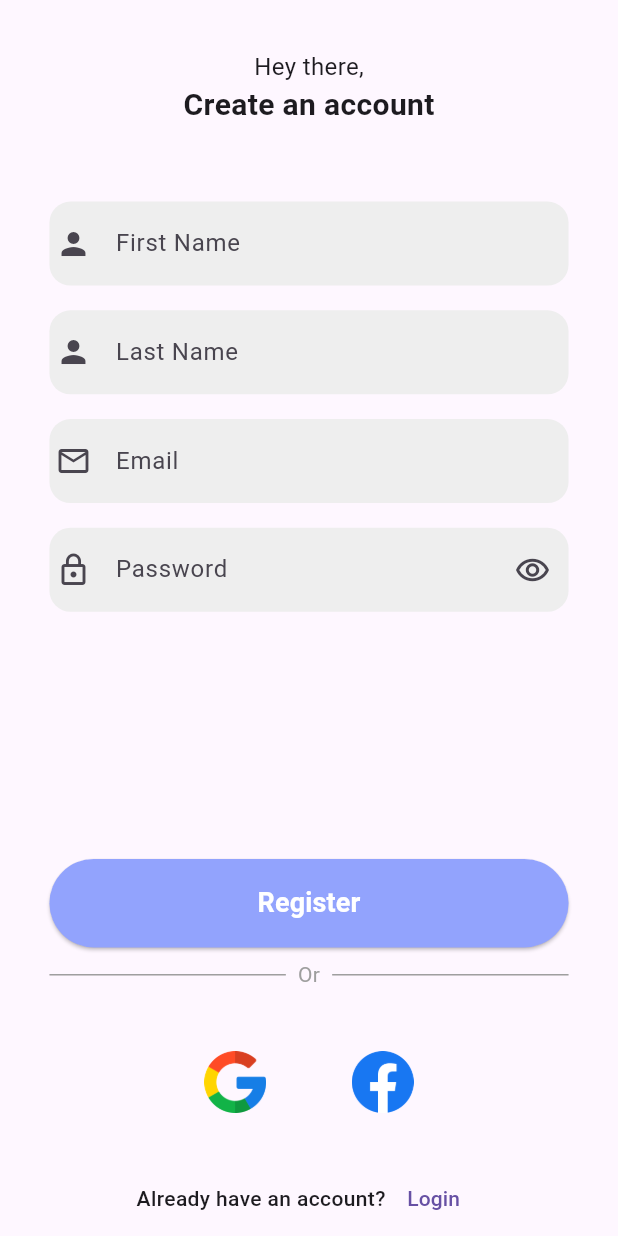
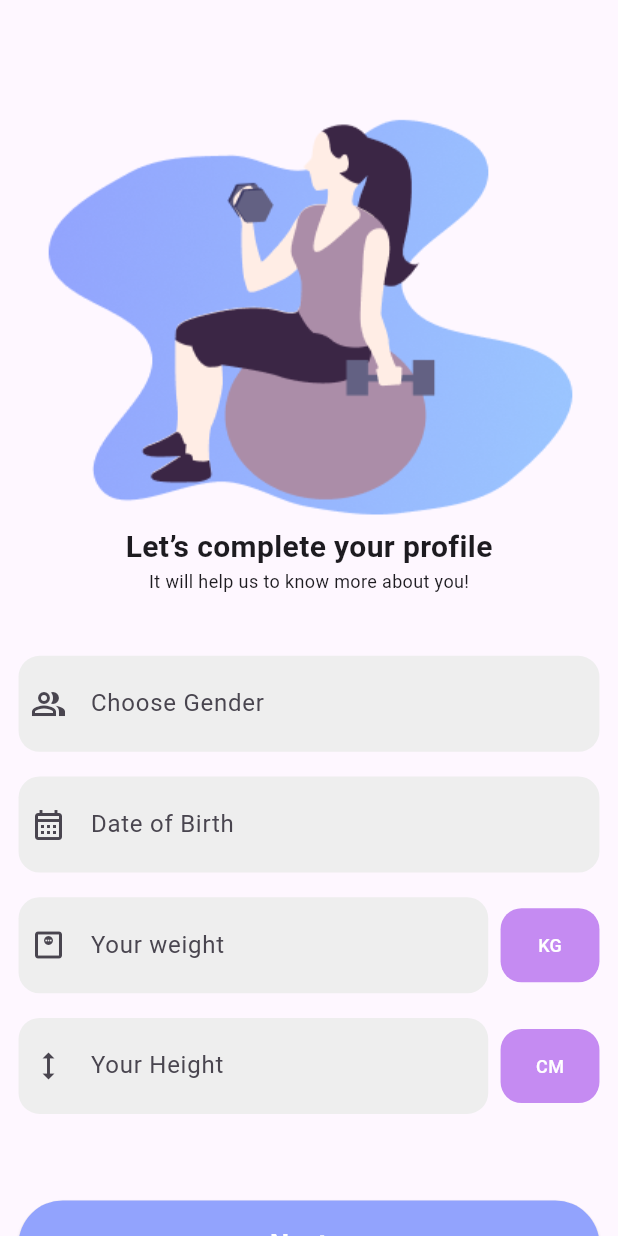
Before and after one commit to husseiiin258/Gym_app, a Flutter app: the OnboardingSecond screen opened directly, after a tap on the "arrow right" icon, after a tap on "Login", on a phone screen of 412 x 824 dp. Run offline on Flutter 3.47's test engine with Material 3 defaults, Android fonts, the phone set to English and light mode, and no system bars.

Commit message:
personal information

```diff
--- a/lib/main.dart
+++ b/lib/main.dart
@@ -1,7 +1,4 @@
 import 'package:flutter/material.dart';
-import 'package:gym_app/views/Login/login_page.dart';
-import 'package:gym_app/views/Onboarding/onbaording_one.dart';
-import 'package:gym_app/views/Onboarding/onboarding_two.dart';
 import 'package:gym_app/views/splash_screen/splash_screen.dart';
 
 void main() {
@@ -14,7 +11,7 @@ class MyApp extends StatelessWidget {
   // This widget is the root of your application.
   @override
   Widget build(BuildContext context) {
-    return MaterialApp(
+    return const MaterialApp(
       debugShowCheckedModeBanner: false,
       home: SplashScreen(),
     );
--- a/lib/views/Login/login_page.dart
+++ b/lib/views/Login/login_page.dart
@@ -1,98 +1,10 @@
 import 'package:flutter/material.dart';
-import 'package:gym_app/views/Login/components/email_textFormField_login_page.dart';
-import 'package:gym_app/views/Login/components/first_name_textFormField_login_page.dart';
-import 'package:gym_app/views/Login/components/last_name_textFormField_login_page.dart';
-import 'package:gym_app/views/Login/components/password_textFormField_login_page.dart';
-import 'package:gym_app/views/Login/components/register_button_login_page.dart';
-import 'package:gym_app/views/Login/components/social_media_buttons_login_page.dart';
 
 class LoginPage extends StatelessWidget {
   const LoginPage({super.key});
 
   @override
   Widget build(BuildContext context) {
-    double height = MediaQuery.sizeOf(context).height;
-    double width = MediaQuery.sizeOf(context).width;
-    return SafeArea(
-      child: Scaffold(
-        body: Padding(
-          padding: EdgeInsets.only(
-              top: height * .04, left: width * .08, right: width * .08),
-          child: Column(
-            children: [
-              const Row(
-                mainAxisAlignment: MainAxisAlignment.center,
-                children: [
-                  Text(
-                    "Hey there,",
-                    style: TextStyle(fontSize: 16),
-                  )
-                ],
-              ),
-              const Row(
-                mainAxisAlignment: MainAxisAlignment.center,
-                children: [
-                  Text(
-                    "Create an account",
-                    style: TextStyle(fontSize: 20, fontWeight: FontWeight.w700),
-                  )
-                ],
-              ),
-              SizedBox(
-                height: height * .06,
-              ),
-              const FirstNameTextformfieldLoginPage(),
-              SizedBox(
-                height: height * .02,
-              ),
-              const LastNameTextformfieldLoginPage(),
-              SizedBox(
-                height: height * .02,
-              ),
-              const EmailTextformfieldLoginPage(),
-              SizedBox(
-                height: height * .02,
-              ),
-              const PasswordTextformfieldLoginPage(),
-              SizedBox(
-                height: height * .2,
-              ),
-              const RegisterButtonLoginPage(),
-              SizedBox(height: height*.01,),
-              const Row(
-                children: [
-                  Expanded(
-                    child: Divider(
-                      color: Colors.grey,
-                      thickness: 1.0,
-                    ),
-                  ),
-                  Padding(
-                    padding:  EdgeInsets.symmetric(horizontal: 8.0),
-                    child: Text("Or",style: TextStyle(color: Colors.grey),),
-                  ),
-                  Expanded(
-                    child: Divider(
-                      color: Colors.grey,
-                      thickness: 1.0,
-                    ),
-                  ),
-                ],
-              ),
-              SizedBox(height: height*.04,),
-              const SocialMediaButtonsLoginPage(),
-              SizedBox(height: height*.03,),
-              Row(
-                mainAxisAlignment: MainAxisAlignment.center,
-                children: [
-                  const Text("Already have an account?",style: TextStyle(fontSize: 14,fontWeight: FontWeight.w500),),
-                  TextButton(onPressed: (){}, child: const Text("Login")),
-                ],
-              )
-            ],
-          ),
-        ),
-      ),
-    );
+    return SafeArea(child: Scaffold());
   }
 }
--- a/lib/views/Onboarding/onbaording_one.dart
+++ b/lib/views/Onboarding/onbaording_one.dart
@@ -1,8 +1,6 @@
 
 
 import 'package:flutter/material.dart';
-
-import 'package:flutter/services.dart';
 import 'package:gym_app/views/Onboarding/onboarding_two.dart';
 
 
--- a/lib/views/Onboarding/onboarding_two.dart
+++ b/lib/views/Onboarding/onboarding_two.dart
@@ -3,7 +3,7 @@
 import 'package:flutter/material.dart';
 
 
-import '../Login/login_page.dart';
+import '../createaccount/create_account_page.dart';
 
 
 
@@ -20,7 +20,7 @@ class OnboardingSecond extends StatelessWidget {
     return Scaffold(
       floatingActionButton: FloatingActionButton(
         onPressed: () {
-          Navigator.pushReplacement(context, MaterialPageRoute(builder: (context) => const LoginPage()));
+          Navigator.pushReplacement(context, MaterialPageRoute(builder: (context) => const CreateAccountPage()));
         },
 
         backgroundColor: const Color(0xff92A3FD),
--- /dev/null
+++ b/lib/views/complete_profile/complete_profile_page.dart
@@ -0,0 +1,234 @@
+import 'package:flutter/material.dart';
+import 'package:gym_app/views/Login/login_page.dart';
+
+class CompleteProfilePage extends StatelessWidget {
+  CompleteProfilePage({super.key});
+  TextEditingController textEditingController = TextEditingController();
+  String gender = "";
+
+  @override
+  Widget build(BuildContext context) {
+    double width = MediaQuery.sizeOf(context).width;
+    double height = MediaQuery.sizeOf(context).height;
+    return SafeArea(
+      child: Scaffold(
+        body: SingleChildScrollView(
+          child: Column(
+            children: [
+              Row(
+                mainAxisAlignment: MainAxisAlignment.center,
+                children: [
+                  Image.asset(
+                    "assets/images/completeprofile.png",
+                  )
+                ],
+              ),
+              const Row(
+                mainAxisAlignment: MainAxisAlignment.center,
+                children: [
+                  Text(
+                    "Let’s complete your profile",
+                    style: TextStyle(fontSize: 20, fontWeight: FontWeight.bold),
+                  )
+                ],
+              ),
+              const Row(
+                mainAxisAlignment: MainAxisAlignment.center,
+                children: [
+                  Text(
+                    "It will help us to know more about you!",
+                    style: TextStyle(fontSize: 12, fontWeight: FontWeight.w400),
+                  )
+                ],
+              ),
+              SizedBox(
+                height: height * .05,
+              ),
+              Padding(
+                padding: EdgeInsets.only(left: width * .03, right: width * .03),
+                child: Column(
+                  children: [
+                    Container(
+                      decoration: BoxDecoration(
+                          color: Colors.grey[200],
+                          borderRadius: BorderRadius.circular(14)),
+                      child: Padding(
+                        padding: const EdgeInsets.all(8.0),
+                        child: TextFormField(
+                          controller: textEditingController,
+                          decoration: const InputDecoration(
+                              border: InputBorder.none,
+                              icon: Icon(Icons.people_alt_outlined),
+                              hintText: "Choose Gender"),
+                          readOnly: true,
+                          onTap: () {
+                            showModalBottomSheet(
+                              context: context,
+                              builder: (BuildContext context) {
+                                return ListView(
+                                  children: <Widget>[
+                                    ListTile(
+                                      title: const Text('Male'),
+                                      onTap: () {
+                                        textEditingController.text = "Male";
+                                        Navigator.pop(context);
+                                      },
+                                    ),
+                                    ListTile(
+                                      title: const Text('Female'),
+                                      onTap: () {
+                                        textEditingController.text = "Female";
+                                        Navigator.pop(context);
+                                      },
+                                    ),
+                                  ],
+                                );
+                              },
+                            );
+                          },
+                        ),
+                      ),
+                    ),
+                    SizedBox(
+                      height: height * .02,
+                    ),
+                    Container(
+                      decoration: BoxDecoration(
+                          color: Colors.grey[200],
+                          borderRadius: BorderRadius.circular(14)),
+                      child: Padding(
+                        padding: const EdgeInsets.all(8.0),
+                        child: TextFormField(
+                          keyboardType: TextInputType.datetime,
+                          decoration: const InputDecoration(
+                              border: InputBorder.none,
+                              icon: Icon(Icons.calendar_month_outlined),
+                              hintText: "Date of Birth"),
+                        ),
+                      ),
+                    ),
+                    SizedBox(
+                      height: height * .02,
+                    ),
+                    Row(
+                      children: [
+                        Expanded(
+                          child: Container(
+                            decoration: BoxDecoration(
+                              color: Colors.grey[200],
+                              borderRadius: BorderRadius.circular(14),
+                            ),
+                            child: Padding(
+                              padding: const EdgeInsets.all(8.0),
+                              child: TextFormField(
+                                keyboardType: TextInputType.datetime,
+                                decoration: const InputDecoration(
+                                  border: InputBorder.none,
+                                  icon: Icon(Icons.monitor_weight_outlined),
+                                  hintText: "Your weight",
+                                ),
+                              ),
+                            ),
+                          ),
+                        ),
+                        SizedBox(width: width * .02),
+                        Container(
+                          width: width * .16,
+                          height: height * .06,
+                          decoration: BoxDecoration(
+                            borderRadius: BorderRadius.circular(14),
+                            color: const Color(0xffC58BF2),
+                          ),
+                          child: const Center(
+                              child: Text(
+                            "KG",
+                            style: TextStyle(
+                                color: Colors.white,
+                                fontSize: 12,
+                                fontWeight: FontWeight.w500),
+                          )),
+                        ),
+                      ],
+                    ),
+                    SizedBox(
+                      height: height * .02,
+                    ),
+                    Row(
+                      children: [
+                        Expanded(
+                          child: Container(
+                            decoration: BoxDecoration(
+                              color: Colors.grey[200],
+                              borderRadius: BorderRadius.circular(14),
+                            ),
+                            child: Padding(
+                              padding: const EdgeInsets.all(8.0),
+                              child: TextFormField(
+                                keyboardType: TextInputType.datetime,
+                                decoration: const InputDecoration(
+                                  border: InputBorder.none,
+                                  icon: Icon(Icons.height_outlined),
+                                  hintText: "Your Height",
+                                ),
+                              ),
+                            ),
+                          ),
+                        ),
+                        SizedBox(width: width * .02),
+                        Container(
+                          width: width * .16,
+                          height: height * .06,
+                          decoration: BoxDecoration(
+                            borderRadius: BorderRadius.circular(14),
+                            color: const Color(0xffC58BF2),
+                          ),
+                          child: const Center(
+                              child: Text(
+                            "CM",
+                            style: TextStyle(
+                                color: Colors.white,
+                                fontSize: 12,
+                                fontWeight: FontWeight.w500),
+                          )),
+                        ),
+                      ],
+                    ),
+                    SizedBox(
+                      height: height * .07,
+                    ),
+                    Row(
+                      children: [
+                        Expanded(
+                            child: ElevatedButton(
+                                style: ButtonStyle(
+                                    backgroundColor: MaterialStateProperty.all(
+                                        const Color(0xff92A3FD))),
+                                onPressed: () {
+                                  Navigator.push(
+                                      context,
+                                      MaterialPageRoute(
+                                          builder: (context) => const LoginPage()));
+                                },
+                                child: Padding(
+                                  padding: EdgeInsets.only(
+                                      top: height * .02, bottom: height * .02),
+                                  child: const Text(
+                                    "Next >",
+                                    style: TextStyle(
+                                        color: Colors.white,
+                                        fontWeight: FontWeight.bold,
+                                        fontSize: 18),
+                                  ),
+                                )))
+                      ],
+                    ),
+                  ],
+                ),
+              )
+            ],
+          ),
+        ),
+      ),
+    );
+  }
+}
--- a/lib/views/Login/components/password_textFormField_login_page.dart
+++ b/lib/views/createaccount/components/email_textFormField_create_account_page.dart
@@ -1,7 +1,7 @@
 import 'package:flutter/material.dart';
 
-class PasswordTextformfieldLoginPage extends StatelessWidget {
-  const PasswordTextformfieldLoginPage({super.key});
+class EmailTextformfieldCreateAccountPage extends StatelessWidget {
+  const EmailTextformfieldCreateAccountPage({super.key});
 
   @override
   Widget build(BuildContext context) {
@@ -15,9 +15,8 @@ class PasswordTextformfieldLoginPage extends StatelessWidget {
                   child: TextFormField(
                     decoration: const InputDecoration(
                         border: InputBorder.none,
-                        icon: Icon(Icons.lock_outline),
-                        labelText: "Password",
-                        suffixIcon: Icon(Icons.remove_red_eye_outlined)),
+                        icon: Icon(Icons.email_outlined),
+                        labelText: "Email"),
                   ),
                 ),
               );
--- a/lib/views/Login/components/first_name_textFormField_login_page.dart
+++ b/lib/views/createaccount/components/first_name_textFormField_create_account_page.dart
@@ -1,7 +1,7 @@
 import 'package:flutter/material.dart';
 
-class FirstNameTextformfieldLoginPage extends StatelessWidget {
-  const FirstNameTextformfieldLoginPage({super.key});
+class FirstNameTextformfieldCreateAccountPage extends StatelessWidget {
+  const FirstNameTextformfieldCreateAccountPage({super.key});
 
   @override
   Widget build(BuildContext context) {
--- a/lib/views/Login/components/last_name_textFormField_login_page.dart
+++ b/lib/views/createaccount/components/last_name_textFormField_create_account_page.dart
@@ -1,7 +1,7 @@
 import 'package:flutter/material.dart';
 
-class LastNameTextformfieldLoginPage extends StatelessWidget {
-  const LastNameTextformfieldLoginPage({super.key});
+class LastNameTextformfieldCreateAccountPage extends StatelessWidget {
+  const LastNameTextformfieldCreateAccountPage({super.key});
 
   @override
   Widget build(BuildContext context) {
--- a/lib/views/Login/components/email_textFormField_login_page.dart
+++ b/lib/views/createaccount/components/password_textFormField_create_account_page.dart
@@ -1,7 +1,7 @@
 import 'package:flutter/material.dart';
 
-class EmailTextformfieldLoginPage extends StatelessWidget {
-  const EmailTextformfieldLoginPage({super.key});
+class PasswordTextformfieldCreateAccountPage extends StatelessWidget {
+  const PasswordTextformfieldCreateAccountPage({super.key});
 
   @override
   Widget build(BuildContext context) {
@@ -15,8 +15,9 @@ class EmailTextformfieldLoginPage extends StatelessWidget {
                   child: TextFormField(
                     decoration: const InputDecoration(
                         border: InputBorder.none,
-                        icon: Icon(Icons.email_outlined),
-                        labelText: "Email"),
+                        icon: Icon(Icons.lock_outline),
+                        labelText: "Password",
+                        suffixIcon: Icon(Icons.remove_red_eye_outlined)),
                   ),
                 ),
               );
--- a/lib/views/Login/components/register_button_login_page.dart
+++ b/lib/views/createaccount/components/register_button_create_account_page.dart
@@ -1,7 +1,7 @@
 import 'package:flutter/material.dart';
 
-class RegisterButtonLoginPage extends StatelessWidget {
-  const RegisterButtonLoginPage({super.key});
+class RegisterButtonCreateAccountPage extends StatelessWidget {
+  const RegisterButtonCreateAccountPage({super.key});
 
   @override
   Widget build(BuildContext context) {
--- a/lib/views/Login/components/social_media_buttons_login_page.dart
+++ b/lib/views/createaccount/components/social_media_buttons_create_account_page.dart
@@ -1,7 +1,7 @@
 import 'package:flutter/material.dart';
 
-class SocialMediaButtonsLoginPage extends StatelessWidget {
-  const SocialMediaButtonsLoginPage({super.key});
+class SocialMediaButtonsCreateAccountPage extends StatelessWidget {
+  const SocialMediaButtonsCreateAccountPage({super.key});
 
   @override
   Widget build(BuildContext context) {
--- /dev/null
+++ b/lib/views/createaccount/create_account_page.dart
@@ -0,0 +1,119 @@
+import 'package:flutter/material.dart';
+import 'package:gym_app/views/complete_profile/complete_profile_page.dart';
+import 'package:gym_app/views/createaccount/components/email_textFormField_create_account_page.dart';
+import 'package:gym_app/views/createaccount/components/first_name_textFormField_create_account_page.dart';
+import 'package:gym_app/views/createaccount/components/last_name_textFormField_create_account_page.dart';
+import 'package:gym_app/views/createaccount/components/password_textFormField_create_account_page.dart';
+import 'package:gym_app/views/createaccount/components/register_button_create_account_page.dart';
+import 'package:gym_app/views/createaccount/components/social_media_buttons_create_account_page.dart';
+
+class CreateAccountPage extends StatelessWidget {
+  const CreateAccountPage({super.key});
+
+  @override
+  Widget build(BuildContext context) {
+    double height = MediaQuery.sizeOf(context).height;
+    double width = MediaQuery.sizeOf(context).width;
+    return SafeArea(
+      child: Scaffold(
+        body: Padding(
+          padding: EdgeInsets.only(
+              top: height * .04, left: width * .08, right: width * .08),
+          child: Column(
+            children: [
+              const Row(
+                mainAxisAlignment: MainAxisAlignment.center,
+                children: [
+                  Text(
+                    "Hey there,",
+                    style: TextStyle(fontSize: 16),
+                  )
+                ],
+              ),
+              const Row(
+                mainAxisAlignment: MainAxisAlignment.center,
+                children: [
+                  Text(
+                    "Create an account",
+                    style: TextStyle(fontSize: 20, fontWeight: FontWeight.w700),
+                  )
+                ],
+              ),
+              SizedBox(
+                height: height * .06,
+              ),
+              const FirstNameTextformfieldCreateAccountPage(),
+              SizedBox(
+                height: height * .02,
+              ),
+              const LastNameTextformfieldCreateAccountPage(),
+              SizedBox(
+                height: height * .02,
+              ),
+              const EmailTextformfieldCreateAccountPage(),
+              SizedBox(
+                height: height * .02,
+              ),
+              const PasswordTextformfieldCreateAccountPage(),
+              SizedBox(
+                height: height * .2,
+              ),
+              const RegisterButtonCreateAccountPage(),
+              SizedBox(
+                height: height * .01,
+              ),
+              const Row(
+                children: [
+                  Expanded(
+                    child: Divider(
+                      color: Colors.grey,
+                      thickness: 1.0,
+                    ),
+                  ),
+                  Padding(
+                    padding: EdgeInsets.symmetric(horizontal: 8.0),
+                    child: Text(
+                      "Or",
+                      style: TextStyle(color: Colors.grey),
+                    ),
+                  ),
+                  Expanded(
+                    child: Divider(
+                      color: Colors.grey,
+                      thickness: 1.0,
+                    ),
+                  ),
+                ],
+              ),
+              SizedBox(
+                height: height * .04,
+              ),
+              const SocialMediaButtonsCreateAccountPage(),
+              SizedBox(
+                height: height * .03,
+              ),
+              Row(
+                mainAxisAlignment: MainAxisAlignment.center,
+                children: [
+                  const Text(
+                    "Already have an account?",
+                    style: TextStyle(fontSize: 14, fontWeight: FontWeight.w500),
+                  ),
+                  TextButton(
+                      onPressed: () {
+                        Navigator.push(
+                            context,
+                            MaterialPageRoute(
+                                builder: (context) =>
+                                     CompleteProfilePage()));
+                      },
+                      child: const Text("Login")),
+                ],
+              )
+            ],
+          ),
+        ),
+      ),
+    );
+  }
+}
--- a/lib/views/splash_screen/splash_screen.dart
+++ b/lib/views/splash_screen/splash_screen.dart
@@ -1,9 +1,5 @@
 import 'dart:async';
-
 import 'package:flutter/material.dart';
-import 'package:gym_app/views/Login/login_page.dart';
-import 'package:flutter/foundation.dart';
-import 'package:flutter/services.dart';
 import 'package:gym_app/views/Onboarding/onbaording_one.dart';
 
 
@@ -29,7 +25,7 @@ class SplashScreen extends StatelessWidget {
         width: mediaQuery.width,
         height: mediaQuery.height,
         color: const Color(0xff92A3FD),
-        child:  Column(
+        child:  const Column(
           crossAxisAlignment: CrossAxisAlignment.center,
           mainAxisAlignment: MainAxisAlignment.center,
 
```
Also changed, not shown: assets/images/completeprofile.png (added), pubspec.lock.
